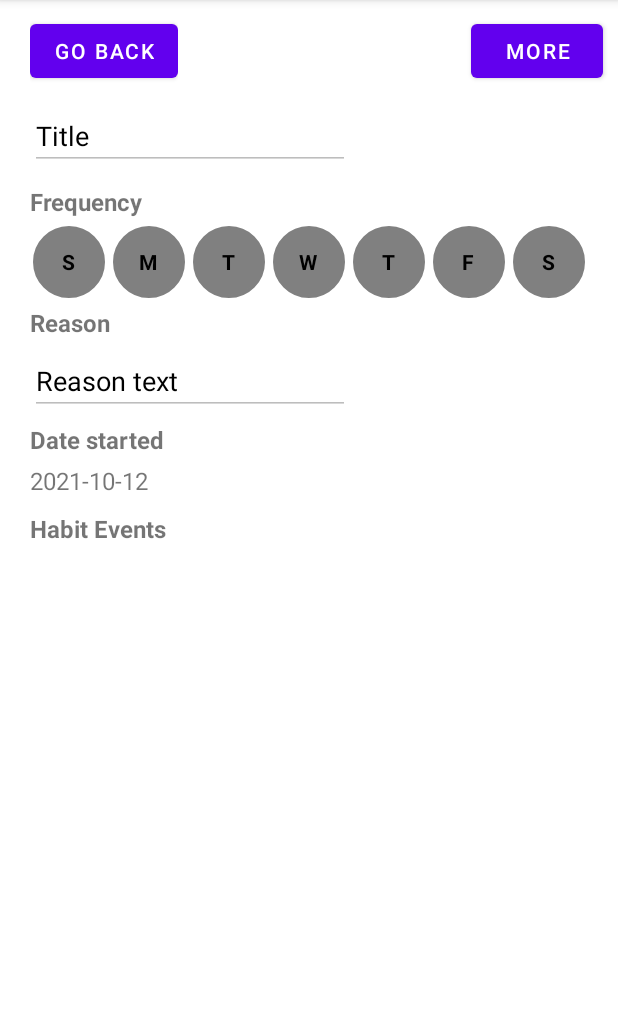
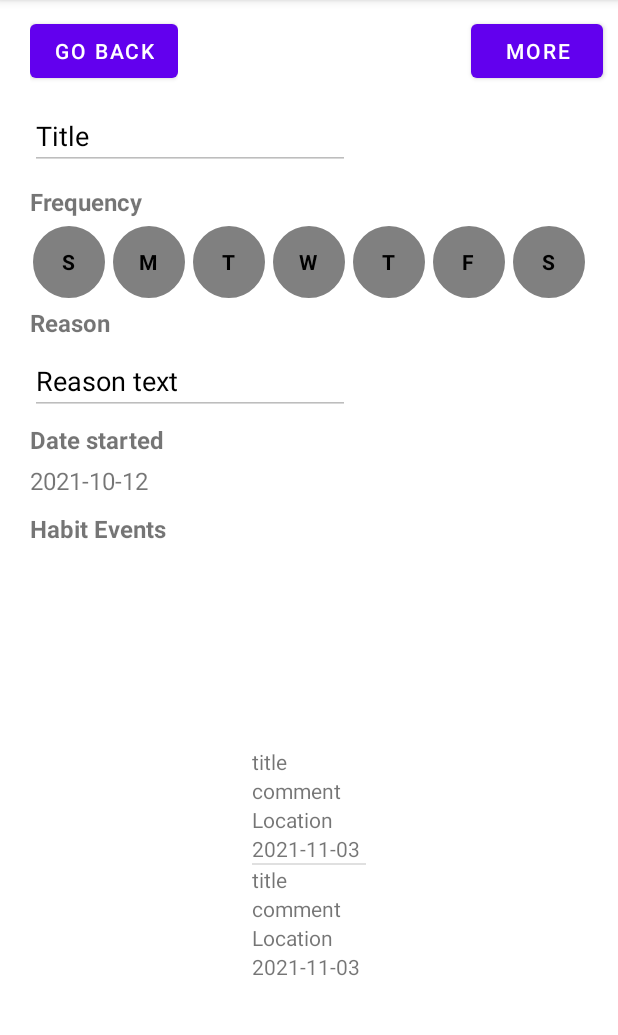
Before and after one commit to CMPUT301F21T03/Alpha-Apps, an Android app: the HabitDetails screen opened directly, with no data from a screen before it, on a phone screen of 412 x 824 dp, the part 84-1119 px from its top. Run offline under Robolectric (Android 15) with nearby library versions, the light colour scheme and no system bars; our stand-ins replace Firebase (no records; nobody signed in at launch, a user with empty details on screens opened directly).

Commit message:
Update HabitEvent

```diff
--- a/PrototypeHabitApp/app/src/main/java/com/example/prototypehabitapp/Activities/EventList.java
+++ b/PrototypeHabitApp/app/src/main/java/com/example/prototypehabitapp/Activities/EventList.java
@@ -19,6 +19,7 @@
 
 import android.content.Context;
 import android.os.Build;
+import android.view.LayoutInflater;
 import android.view.View;
 import android.view.ViewGroup;
 import android.widget.ArrayAdapter;
@@ -52,6 +53,10 @@
     public View getView(int position, @Nullable View convertView, @NonNull ViewGroup parent){
         View view = convertView;
 
+        if (view == null) {
+            view = LayoutInflater.from(context).inflate(R.layout.events_listview_content, parent, false);
+        }
+
         Event event = events.get(position);
         TextView name = view.findViewById(R.id.eventslistviewcontent_name_text);
         TextView comment = view.findViewById(R.id.eventslistviewcontent_comment_text);
--- a/PrototypeHabitApp/app/src/main/java/com/example/prototypehabitapp/Activities/HabitDetails.java
+++ b/PrototypeHabitApp/app/src/main/java/com/example/prototypehabitapp/Activities/HabitDetails.java
@@ -30,6 +30,7 @@
 import android.os.Bundle;
 import android.text.method.KeyListener;
 import android.os.Build;
+import android.util.Log;
 import android.view.MenuItem;
 import android.view.View;
 import android.widget.AdapterView;
@@ -41,17 +42,27 @@
 import android.widget.PopupMenu;
 import android.widget.TextView;
 import android.widget.ListView;
+
+import androidx.annotation.NonNull;
 import androidx.annotation.RequiresApi;
 import androidx.appcompat.app.AppCompatActivity;
+
+import androidx.fragment.app.Fragment;
 
 import com.example.prototypehabitapp.DataClasses.DaysOfWeek;
 import com.example.prototypehabitapp.DataClasses.Habit;
 import com.example.prototypehabitapp.DataClasses.Event;
 import com.example.prototypehabitapp.Fragments.AllHabits;
 import com.example.prototypehabitapp.R;
+import com.google.android.gms.tasks.OnFailureListener;
+import com.google.android.gms.tasks.OnSuccessListener;
+import com.google.firebase.firestore.CollectionReference;
+import com.google.firebase.firestore.DocumentReference;
+import com.google.firebase.firestore.FirebaseFirestore;
 
 import java.time.LocalDateTime;
 import java.util.ArrayList;
+import java.util.Map;
 
 public class HabitDetails extends AppCompatActivity{
 
@@ -69,7 +80,6 @@
     private ListView eventsListview;
     private ArrayList<Event> events;
     private ArrayAdapter<Event> eventsAdapter;
-
     PopupMenu popupMenu;
 
     ArrayList<CheckBox> weekButtons;
@@ -123,10 +133,18 @@
 
         //add test habit data (remove later)
         habit = new Habit("title", "reason", LocalDateTime.now(), new DaysOfWeek());
+        events = habit.getEventList();
 
-        events = habit.getEventList();
+        Event newEvent = new Event("title", LocalDateTime.now(), "comment", false, false);
+        Event newEvent2 = new Event("title", LocalDateTime.now(), "comment", false, false);
+
+        events.add(newEvent);
+        events.add(newEvent2);
+        habit.setEventList(events);
+
         eventsAdapter = new EventList(this, events);
         eventsListview.setAdapter(eventsAdapter);
+
 
         //set a listener for if the editHabit layout is pressed by the user
         eventsListview.setOnItemClickListener(new AdapterView.OnItemClickListener() {
@@ -181,7 +199,7 @@
                     events.add(event);
                     habit.setEventList(events);
 
-                    HabitEventDialog dialog = new HabitEventDialog(HabitDetails.this, event);
+                    HabitEventDialog dialog = new HabitEventDialog(HabitDetails.this, event, habit);
                     dialog.show();
 
                 } else if (menuItem.getItemId() == R.id.edit_habit) {
@@ -198,6 +216,7 @@
     private void habitDetailsHabitEventLayoutPressed(Event event){
         Intent intent = new Intent(this, HabitEventDetails.class);
         intent.putExtra("EVENT", event);
+        intent.putExtra("HABIT", habit);
         startActivity(intent);
     }
 
--- a/PrototypeHabitApp/app/src/main/java/com/example/prototypehabitapp/Activities/HabitEventDialog.java
+++ b/PrototypeHabitApp/app/src/main/java/com/example/prototypehabitapp/Activities/HabitEventDialog.java
@@ -24,6 +24,7 @@
 import android.widget.Button;
 
 import com.example.prototypehabitapp.DataClasses.Event;
+import com.example.prototypehabitapp.DataClasses.Habit;
 import com.example.prototypehabitapp.R;
 
 public class HabitEventDialog extends Dialog implements android.view.View.OnClickListener {
@@ -33,11 +34,13 @@
     private Button loghabitButton;
     private Button cancelButton;
     private Event event;
+    private Habit habit;
 
-    public HabitEventDialog(Activity activity, Event event) {
+    public HabitEventDialog(Activity activity, Event event, Habit habit) {
         super(activity);
         this.activity = activity;
         this.event = event;
+        this.habit = habit;
     }
 
     @Override
@@ -59,6 +62,7 @@
                 dismiss();
                 Intent intent = new Intent(getContext(), EditHabitEvent.class);
                 intent.putExtra("EVENT", event);
+                intent.putExtra("HABIT", habit);
                 getContext().startActivity(intent);
                 break;
             case R.id.habiteventdialog_cancel:
--- a/PrototypeHabitApp/app/src/main/res/layout/edit_habit_event.xml
+++ b/PrototypeHabitApp/app/src/main/res/layout/edit_habit_event.xml
@@ -92,7 +92,7 @@
         android:layout_marginEnd="60dp"
         android:layout_marginBottom="50dp"
         android:text="complete"
-        app:layout_constraintBottom_toBottomOf="parent"
+        app:layout_constraintTop_toBottomOf="@+id/edithabitevent_photograph"
         app:layout_constraintEnd_toEndOf="parent"
         app:layout_constraintStart_toStartOf="parent" />
 
--- a/PrototypeHabitApp/app/src/main/res/layout/habit_details.xml
+++ b/PrototypeHabitApp/app/src/main/res/layout/habit_details.xml
@@ -85,7 +85,7 @@
         android:layout_marginTop="30dp"
         android:layout_marginEnd="30dp"
         android:layout_marginBottom="20dp"
-        android:orientation="vertical"
+        android:orientation="horizontal"
         app:layout_constraintBottom_toBottomOf="parent"
         app:layout_constraintEnd_toEndOf="parent"
         app:layout_constraintStart_toStartOf="parent"
@@ -93,8 +93,8 @@
 
         <ListView
             android:id="@+id/habitdetails_habit_event_list"
-            android:layout_width="0dp"
-            android:layout_height="0dp"
+            android:layout_width="match_parent"
+            android:layout_height="wrap_content"
             android:layout_marginStart="30dp"
             android:layout_marginTop="30dp"
             android:layout_marginEnd="30dp"
```
Also changed, not shown: PrototypeHabitApp/app/src/main/java/com/example/prototypehabitapp/Activities/EditHabitEvent.java (+10 -2 lines), PrototypeHabitApp/app/src/main/java/com/example/prototypehabitapp/Activities/HabitEventDetails.java (+7 -0 lines).
